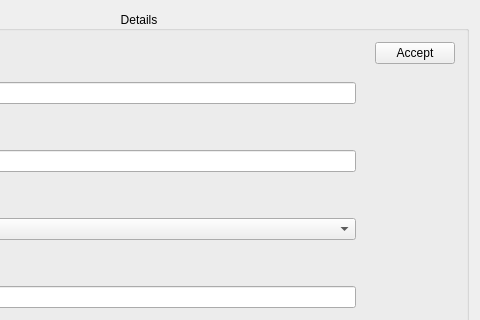
Above: src/alkonlinequotedetails.ui from KDE/alkimia before the change; both pictures show x 201 to 681 and y 0 to 320 of the 681 by 1462 pixel window. Below: the same form after it.
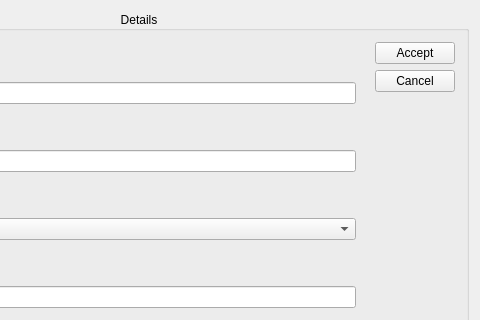
That is the form after the change. Icons and pictures are not drawn. Custom widgets are drawn as their Qt base class.

Commit message:
Add cancel button to quote details
BUG:474901
FIXED-IN:8.2.0

What changed in the file:
```diff
--- a/src/alkonlinequotedetails.ui
+++ b/src/alkonlinequotedetails.ui
@@ -244,6 +244,17 @@
             </property>
            </widget>
           </item>
+          <item>
+           <widget class="AlkPushButton" name="m_cancelButton">
+            <property name="text">
+             <string comment="@action cancel actual changes">Cancel</string>
+            </property>
+            <property name="icon">
+             <iconset theme="dialog-cancel">
+              <normaloff>.</normaloff>.</iconset>
+            </property>
+           </widget>
+          </item>
           <item>
            <spacer name="verticalSpacer_2">
             <property name="orientation">
```
The commit also changes 1 other file.
